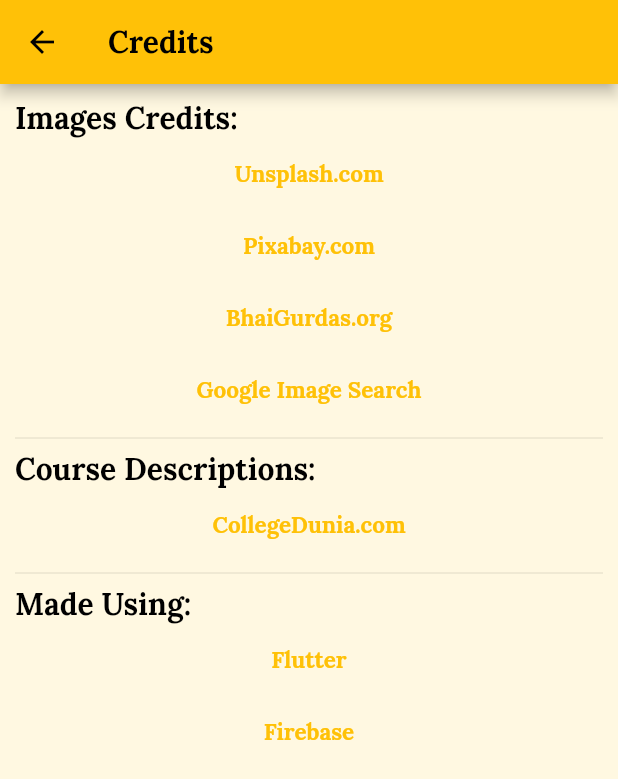
After one commit to SapinderSingh/BGGI, a Flutter app: the CreditsScreen screen opened directly, on a phone screen of 412 x 824 dp. The commit adds this screen. Shown: the top 779 px of the screen. Run offline on Flutter 3.47's test engine with Material 2 defaults, Android fonts, the phone set to English and light mode, and no system bars; our stand-ins replace cached_network_image, carousel_slider, cloud_firestore, device_info_plus, double_back_to_close_app, firebase_core and 2 more; missing offline and left inert: flutter_cached_pdfview, flutter_youtube_view; accounts and stored records are empty.

Commit message:
Added Credits Screen and Fixed Some Bugs

```diff
--- a/lib/helpers/constants.dart
+++ b/lib/helpers/constants.dart
@@ -21,5 +21,6 @@
       aboutUsScreen = 'about-us-screen',
       authorityDetailScreen = 'authority-detail-screen',
       missionVisionScreen = 'mission-vision-screen',
-      developerScreen = 'developer-screen';
+      developerScreen = 'developer-screen',
+      creditsScreen = 'credits-screen';
 }
--- a/lib/helpers/route_helper.dart
+++ b/lib/helpers/route_helper.dart
@@ -1,7 +1,6 @@
 // ignore_for_file: prefer_const_constructors
 
 import 'package:bgiet/helpers/constants.dart';
-import 'package:bgiet/models/developer_screen.dart';
 import 'package:bgiet/screens/about_screen.dart';
 import 'package:bgiet/screens/about_us_screen.dart';
 import 'package:bgiet/screens/academics_screen.dart';
@@ -10,7 +9,9 @@
 import 'package:bgiet/screens/contact_screen.dart';
 import 'package:bgiet/screens/course_detail_screen.dart';
 import 'package:bgiet/screens/courses_screen.dart';
+import 'package:bgiet/screens/credits_screen.dart';
 import 'package:bgiet/screens/departments_screen.dart';
+import 'package:bgiet/screens/developer_screen.dart';
 import 'package:bgiet/screens/downloads_screen.dart';
 import 'package:bgiet/screens/enquiry_screen.dart';
 import 'package:bgiet/screens/facilities_screen.dart';
@@ -82,6 +83,8 @@
         return _pageGenerator(MissionVisionScreen());
       case RouteConstants.developerScreen:
         return _pageGenerator(DeveloperScreen());
+      case RouteConstants.creditsScreen:
+        return _pageGenerator(CreditsScreen());
       default:
         return _pageGenerator(UnknownScreen());
     }
--- a/lib/helpers/theme_manager.dart
+++ b/lib/helpers/theme_manager.dart
@@ -3,7 +3,7 @@
 import 'package:flutter/material.dart';
 
 class ThemeManager with ChangeNotifier {
-  String _themeName = 'System Theme';
+  String? _themeName;
   ThemeMode? _themeMode;
 
   ThemeMode get themeMode => _themeMode ?? ThemeMode.system;
@@ -12,7 +12,7 @@
 
   ThemeData get getDarkTheme => darkTheme();
 
-  String get themeName => _themeName;
+  String get themeName => _themeName ?? 'System Theme';
 
   final StorageManager _storageManager = StorageManager();
 
@@ -21,10 +21,13 @@
       var themeMode = value ?? 'system';
       if (themeMode == 'light') {
         _themeMode = ThemeMode.light;
+        _themeName = 'Light Theme';
       } else if (themeMode == 'system') {
         _themeMode = ThemeMode.system;
+        _themeName = 'System Theme';
       } else {
         _themeMode = ThemeMode.dark;
+        _themeName = 'Dark Theme';
       }
       notifyListeners();
     });
--- /dev/null
+++ b/lib/screens/credits_screen.dart
@@ -0,0 +1,84 @@
+import 'package:bgiet/helpers/common_functions.dart';
+import 'package:bgiet/helpers/common_widget_functions.dart';
+import 'package:bgiet/widgets/custom_alert_dialog.dart';
+import 'package:flutter/material.dart';
+
+class CreditsScreen extends StatelessWidget {
+  const CreditsScreen({Key? key}) : super(key: key);
+
+  @override
+  Widget build(BuildContext context) {
+    return Scaffold(
+      appBar: AppBar(
+        title: const Text('Credits'),
+      ),
+      body: ListView(
+        padding: const EdgeInsets.all(10),
+        children: [
+          h6Text(context, 'Images Credits: '),
+          _customTextButton(
+            context,
+            title: 'Unsplash.com',
+            url: 'https://unsplash.com/',
+          ),
+          _customTextButton(
+            context,
+            title: 'Pixabay.com',
+            url: 'https://pixabay.com/',
+          ),
+          _customTextButton(
+            context,
+            title: 'BhaiGurdas.org',
+            url: 'https://www.bhaigurdas.org',
+          ),
+          _customTextButton(
+            context,
+            title: 'Google Image Search',
+            url: 'https://www.google.com/imghp?hl=en',
+          ),
+          Divider(),
+          h6Text(context, 'Course Descriptions: '),
+          _customTextButton(
+            context,
+            title: 'CollegeDunia.com',
+            url: 'https://www.collegedunia.com/',
+          ),
+          Divider(),
+          h6Text(context, 'Made Using: '),
+          _customTextButton(
+            context,
+            title: 'Flutter',
+            url: 'https://flutter.dev/',
+          ),
+          _customTextButton(
+            context,
+            title: 'Firebase',
+            url: 'https://firebase.google.com/',
+          ),
+        ],
+      ),
+    );
+  }
+
+  _customTextButton(
+    BuildContext context, {
+    required String title,
+    required String url,
+  }) =>
+      TextButton(
+        child: Text(title),
+        onPressed: () {
+          showDialog(
+            context: context,
+            builder: (_) => CustomAlertDialog(
+              content:
+                  'This will take you to an external link, Do you want to continue?',
+              onPressed: () {
+                Navigator.of(context).pop();
+                CommonFunctions.launchURL(url, context);
+              },
+            ),
+          );
+        },
+      );
+}
--- a/lib/models/developer_screen.dart
+++ b/lib/screens/developer_screen.dart
@@ -23,8 +23,9 @@
               const SizedBox(height: 20),
               const Center(
                 child: CircleAvatar(
+                  child: CircularProgressIndicator(),
                   radius: 100,
-                  backgroundImage: NetworkImage(
+                  foregroundImage: NetworkImage(
                       'https://firebasestorage.googleapis.com/v0/b/bgiet-fbe7c.appspot.com/o/Images%2FWhatsApp%20Image%202020-03-13%20at%205.40.15%20AM.jpeg?alt=media&token=6b38dd4f-9b71-4019-89b0-ee3f89e663b0'),
                 ),
               ),
--- a/lib/screens/settings_screen.dart
+++ b/lib/screens/settings_screen.dart
@@ -1,4 +1,5 @@
 import 'package:bgiet/helpers/common_widget_functions.dart';
+import 'package:bgiet/helpers/constants.dart';
 import 'package:bgiet/helpers/theme_manager.dart';
 import 'package:bgiet/widgets/main_drawer.dart';
 import 'package:flutter/material.dart';
@@ -96,7 +97,9 @@
             ),
             const Divider(),
             ListTile(
-              onTap: () {},
+              onTap: () => Navigator.of(context).pushNamed(
+                RouteConstants.creditsScreen,
+              ),
               title: bodyText2(context, 'Credits'),
             ),
             const Divider(),
```
